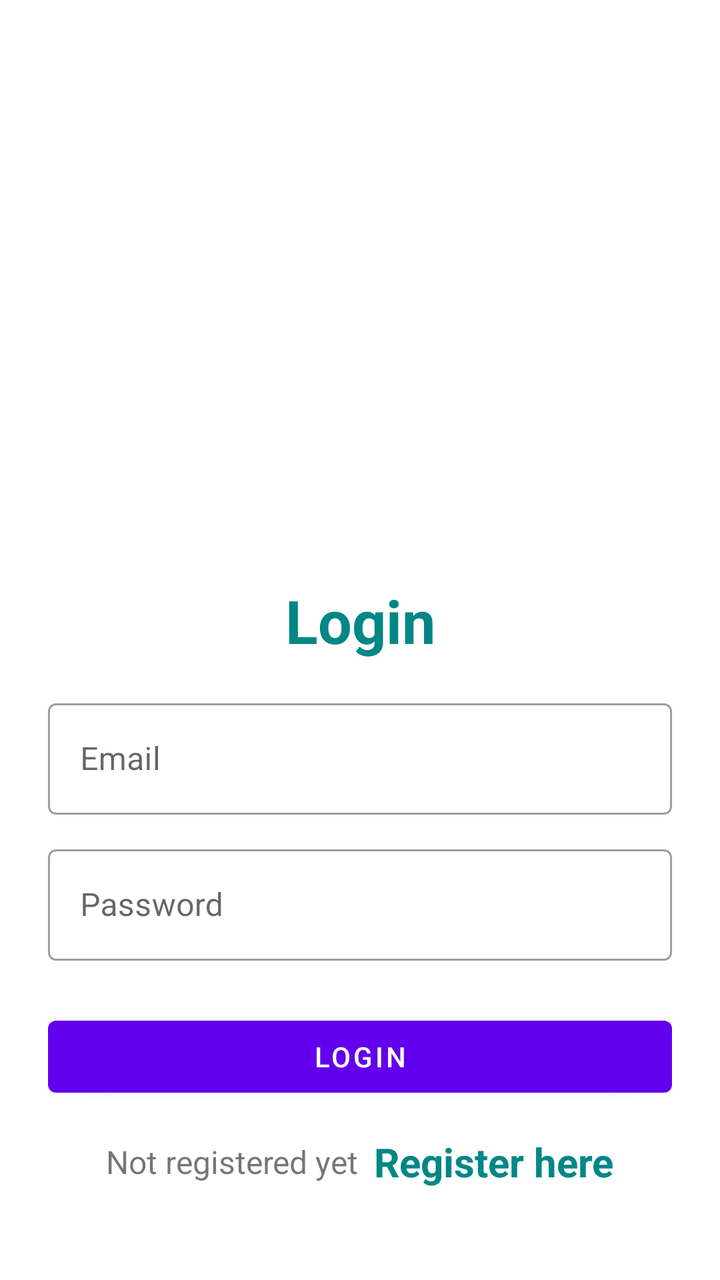
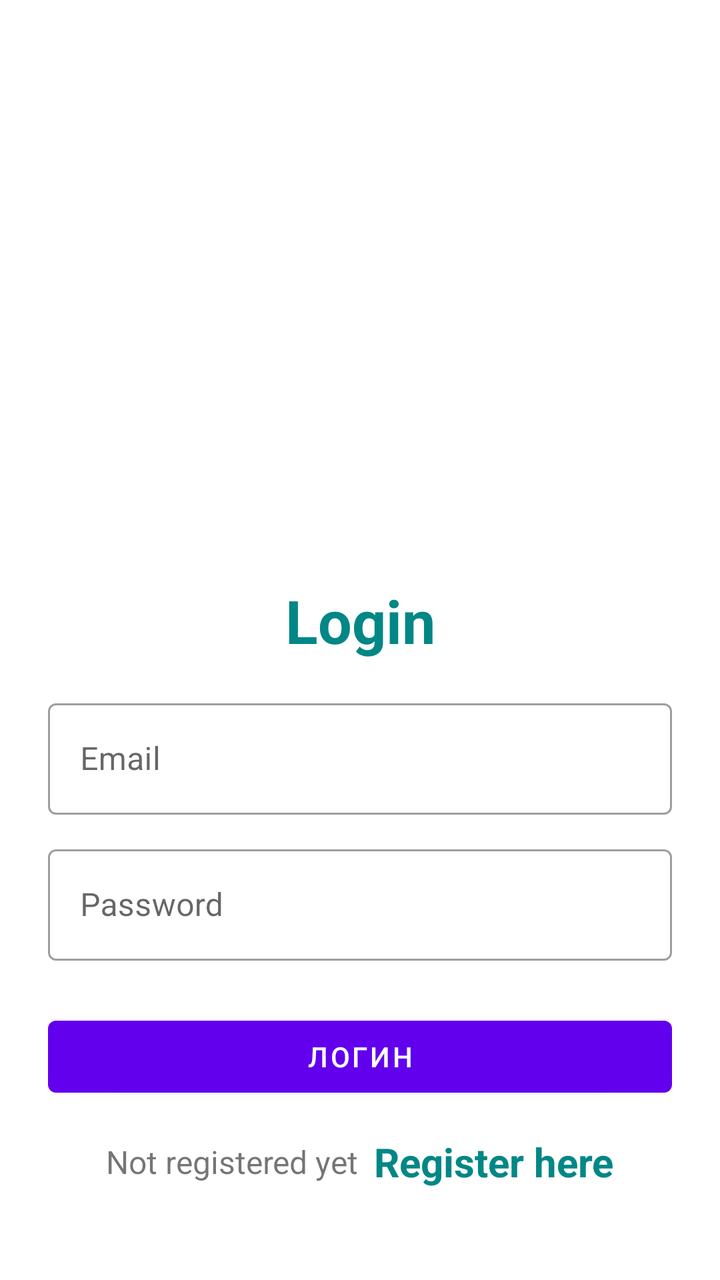

The first picture is an Android layout as it rendered before a commit; the second is the same layout after the commit. The layout source and the unified diff follow.
<!-- AndroidManifest.xml: application theme Theme.LogReg -->
<!-- res/layout/activity_login.xml -->
<?xml version="1.0" encoding="utf-8"?>
<LinearLayout xmlns:android="http://schemas.android.com/apk/res/android"
    xmlns:app="http://schemas.android.com/apk/res-auto"
    xmlns:tools="http://schemas.android.com/tools"
    android:layout_width="match_parent"
    android:layout_height="match_parent"
    android:orientation="vertical"
    android:padding="24dp"
    tools:context=".LoginActivity">

    <ImageView
        android:id="@+id/imageView"
        android:layout_width="200dp"
        android:layout_height="200dp"
        android:layout_gravity="center"
        android:layout_marginTop="25dp"
        />

    <LinearLayout
        android:layout_width="match_parent"
        android:layout_height="match_parent"
        android:orientation="vertical"
        android:layout_gravity="center"
        android:layout_marginTop="25dp">

        <TextView
            android:layout_width="match_parent"
            android:layout_height="wrap_content"
            android:text="Login"
            android:textSize="30sp"
            android:textStyle="bold"
            android:textColor="@color/teal_700"
            android:gravity="center_horizontal"
            android:layout_marginVertical="16dp"/>


        <com.google.android.material.textfield.TextInputLayout
            android:layout_width="match_parent"
            style="@style/Widget.MaterialComponents.TextInputLayout.OutlinedBox"
            android:layout_height="wrap_content">

            <com.google.android.material.textfield.TextInputEditText
                android:id="@+id/etLoginEmail"
                android:layout_width="match_parent"
                android:layout_height="wrap_content"
                android:hint="Email"
                android:inputType="textEmailAddress"/>
        </com.google.android.material.textfield.TextInputLayout>


        <com.google.android.material.textfield.TextInputLayout
            android:layout_width="match_parent"
            style="@style/Widget.MaterialComponents.TextInputLayout.OutlinedBox"
            android:layout_height="wrap_content"
            android:layout_marginTop="12dp">

            <com.google.android.material.textfield.TextInputEditText
                android:id="@+id/etLoginPass"
                android:layout_width="match_parent"
                android:layout_height="wrap_content"
                android:hint="Password"
                android:inputType="textPassword"/>
        </com.google.android.material.textfield.TextInputLayout>

        <com.google.android.material.button.MaterialButton
            android:id="@+id/btnLogin"
            android:layout_width="match_parent"
            android:layout_height="wrap_content"
            android:layout_marginTop="24dp"
            android:text="Login"/>

        <LinearLayout
            android:layout_width="match_parent"
            android:layout_height="wrap_content"
            android:layout_marginTop="15dp"
            android:gravity="center"
            android:orientation="horizontal">

            <TextView
                android:layout_width="wrap_content"
                android:layout_height="wrap_content"
                android:text="Not registered yet"
                android:textSize="16sp"/>

            <TextView
                android:id="@+id/tvRegisterHere"
                android:layout_width="wrap_content"
                android:layout_height="wrap_content"
                android:layout_marginLeft="8dp"
                android:text="Register here"
                android:textColor="@color/teal_700"
                android:textStyle="bold"
                android:textSize="20sp"/>

        </LinearLayout>

    </LinearLayout>

</LinearLayout>
<!-- resources referenced by this layout -->
<resources>
  <color name="teal_700">#FF018786</color>
  <style name="Theme.LogReg" parent="Theme.MaterialComponents.DayNight.NoActionBar">
          
          <item name="colorPrimary">@color/purple_500</item>
          <item name="colorPrimaryVariant">@color/purple_700</item>
          <item name="colorOnPrimary">@color/white</item>
          
          <item name="colorSecondary">@color/teal_200</item>
          <item name="colorSecondaryVariant">@color/teal_700</item>
          <item name="colorOnSecondary">@color/black</item>
          
          <item name="android:statusBarColor">#3B8686</item>
          
      </style>
  <color name="purple_500">#FF6200EE</color>
  <color name="purple_700">#FF3700B3</color>
  <color name="white">#FFFFFFFF</color>
  <color name="teal_200">#FF03DAC5</color>
  <color name="black">#FF000000</color>
</resources>

<!-- the commit's change to res/layout/activity_login.xml (unified diff, before → after) -->
@@ -67,7 +67,7 @@
             android:layout_width="match_parent"
             android:layout_height="wrap_content"
             android:layout_marginTop="24dp"
-            android:text="Login"/>
+            android:text="Логин"/>
 
         <LinearLayout
             android:layout_width="match_parent"
